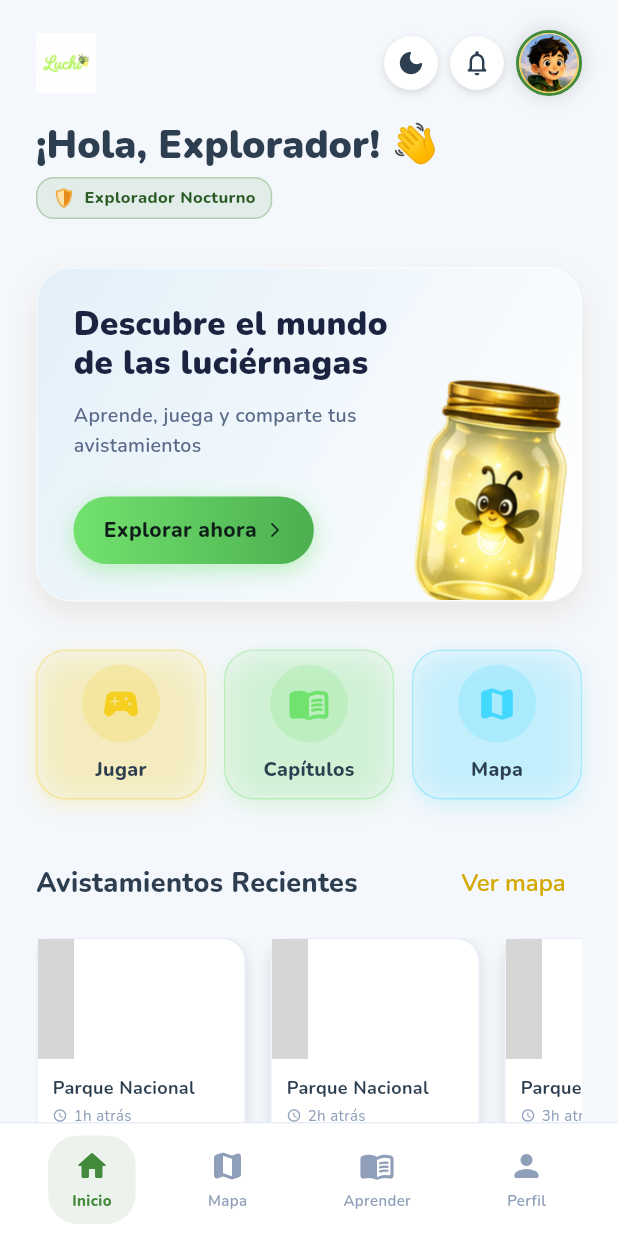
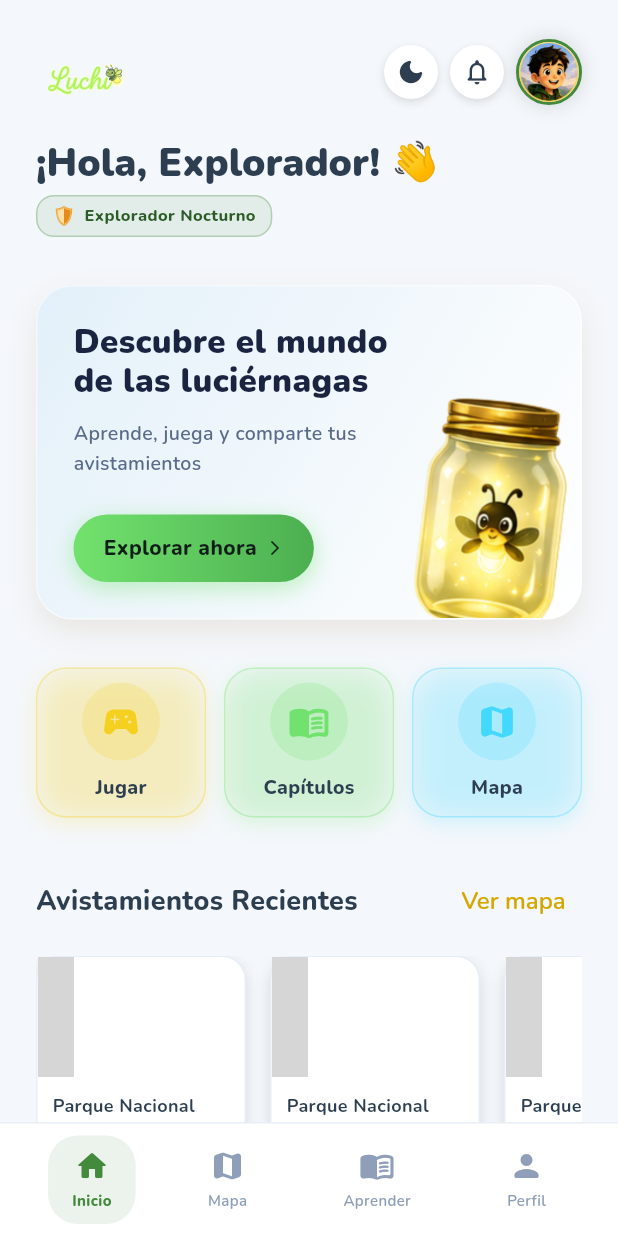
Before and after one commit to juancaco10/luchi, a Flutter app: the HomeScreen screen opened by its route, on a phone screen of 412 x 824 dp. Run offline on Flutter 3.47's test engine with Material 3 defaults, Android fonts, the phone set to English and light mode, and no system bars; drawn by our look-alikes of flutter_animate; our stand-ins replace chewie, connectivity_plus, dio, flutter_map, flutter_riverpod, flutter_secure_storage and 9 more; accounts and stored records are empty; grey boxes are pictures that could not be loaded.

Commit message:
Home: logo Luchi sin fondo blanco y más grande; corrige overflow de tarjetas
luchi_logo.jpg tenía el fondo blanco horneado en el archivo (JPG no
soporta alfa) — se veía como una caja blanca sobre el header oscuro/claro.
Lo reemplazo por luchi_logo.png con el blanco recortado a transparente
(chroma key con falloff suave en los bordes antialiased) y subo el alto
de 40 a 56 en home_header.dart.

recent_sightings.dart: la tarjeta de avistamiento (SizedBox height: 140)
desbordaba 1px por abajo con el contenido real (imagen + padding + texto),
visible como la franja amarilla/negra de debug — gap ya anotado en el
skill de verify. Subo a 152 para dejar margen real en vez de un ajuste al
límite exacto. Verificado en dispositivo en claro y oscuro, sin overflow.

Co-Authored-By: Claude Sonnet 5 <noreply@anthropic.com>
Claude-Session: https://claude.ai/code/session_01RNsqKuqkYibAXH4Qh4mgCJ

```diff
--- a/lib/features/home/widgets/home_header.dart
+++ b/lib/features/home/widgets/home_header.dart
@@ -27,8 +27,8 @@ class HomeHeader extends ConsumerWidget {
           children: [
             // Logo Image
             Image.asset(
-              'assets/images/luchi_logo.jpg',
-              height: 40,
+              'assets/images/luchi_logo.png',
+              height: 56,
               errorBuilder: (c, e, s) => Text(
                 'Luchi 🪲',
                 style: TextStyle(
--- a/lib/features/home/widgets/recent_sightings.dart
+++ b/lib/features/home/widgets/recent_sightings.dart
@@ -33,7 +33,7 @@ class RecentSightings extends ConsumerWidget {
         ),
         const SizedBox(height: 12),
         SizedBox(
-          height: 140,
+          height: 152,
           child: ListView.separated(
             scrollDirection: Axis.horizontal,
             itemCount: 4,
```
Also changed, not shown: assets/images/luchi_logo.jpg (deleted), assets/images/luchi_logo.png (added).
